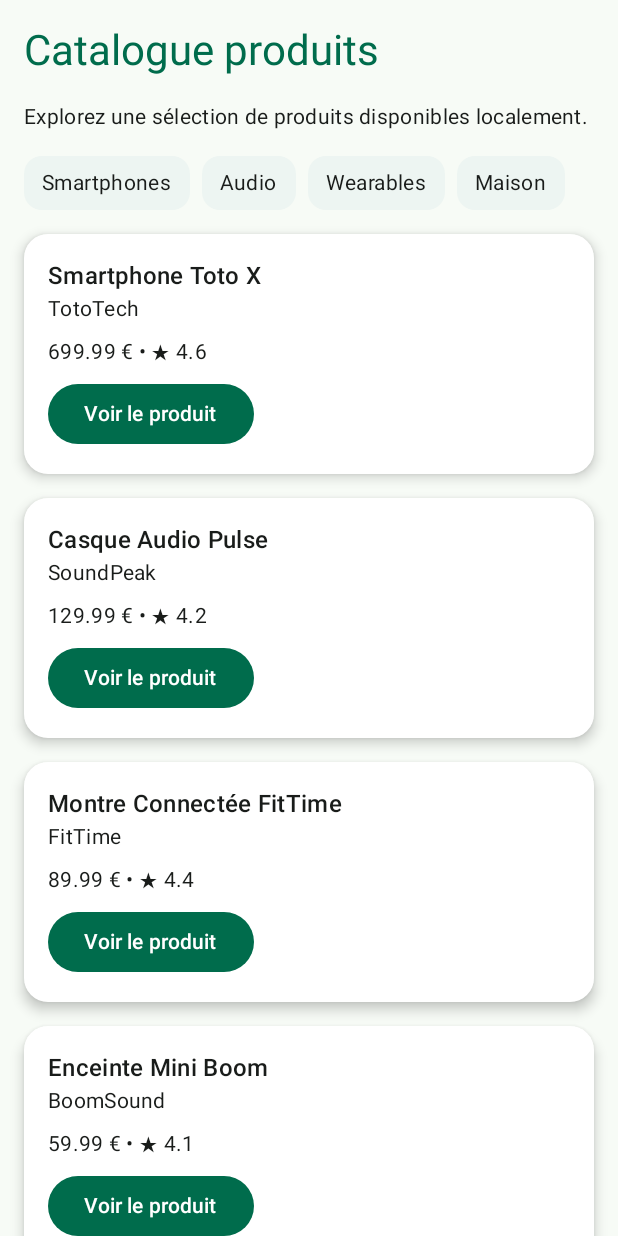
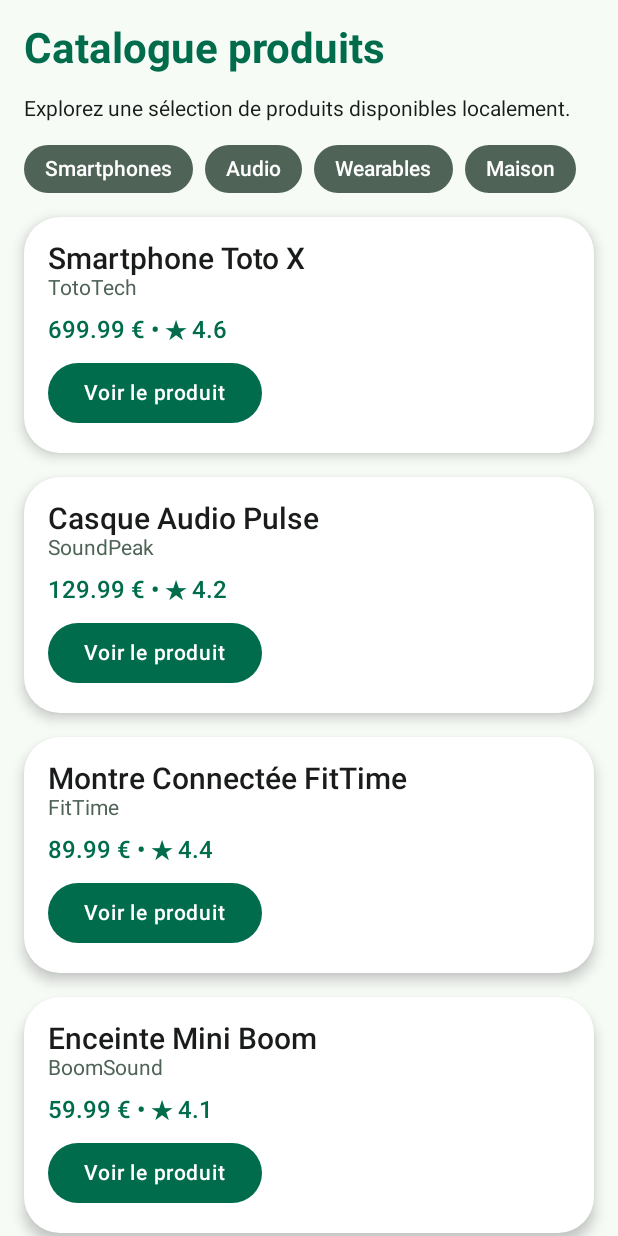
Before and after one commit to mlvn97/product-explorer, an Android app built with Jetpack Compose: the screen it shows after launch (MainActivity), on a phone screen of 412 x 824 dp. Run offline under Robolectric (Android 15) with nearby library versions, the phone set to English and light mode, and no system bars.

Commit message:
TP 7: terminé

```diff
--- a/app/src/main/java/com/example/productexplorer/MainActivity.kt
+++ b/app/src/main/java/com/example/productexplorer/MainActivity.kt
@@ -160,12 +160,14 @@ fun ProductQuickInfoRow(
 fun CategoryChip(label: String, modifier: Modifier = Modifier) {
   Surface(
     modifier = modifier,
-    shape = MaterialTheme.shapes.medium,
-    tonalElevation = 2.dp) {
+    shape = MaterialTheme.shapes.extraLarge,
+    color = MaterialTheme.colorScheme.secondary,
+    contentColor = MaterialTheme.colorScheme.onPrimary
+  ) {
     Text(
       text = label,
-      modifier = Modifier.padding(horizontal = 12.dp, vertical = 8.dp),
-      style = MaterialTheme.typography.bodyMedium
+      modifier = Modifier.padding(horizontal = 14.dp, vertical = 8.dp),
+      style = MaterialTheme.typography.labelLarge
     )
   }
 }
@@ -424,16 +426,19 @@ fun ProductListItem(
     Column(modifier = Modifier.padding(16.dp)) {
       Text(
         text = product.title,
-        style = MaterialTheme.typography.titleMedium
+        style = MaterialTheme.typography.titleLarge,
+        color = MaterialTheme.colorScheme.onSurface
       )
       Text(
         text = product.brand,
-        style = MaterialTheme.typography.bodyMedium
+        style = MaterialTheme.typography.bodyMedium,
+        color = MaterialTheme.colorScheme.secondary
       )
       Spacer(modifier = Modifier.height(8.dp))
       Text(
         text = "${product.price} € • ★ ${product.rating}",
-        style = MaterialTheme.typography.bodyMedium
+        style = MaterialTheme.typography.titleMedium,
+        color = MaterialTheme.colorScheme.primary
       )
       Spacer(modifier = Modifier.height(8.dp))
       Button(onClick = onClick) {
@@ -604,3 +609,14 @@ fun ProductCatalogScreenPreview() {
     )
   }
 }
+
+@Preview(showBackground = true, name = "Catalogue - Dark Theme")
+@Composable
+fun ProductCatalogScreenDarkPreview() {
+  ProductExplorerTheme(darkTheme = true) {
+    ProductCatalogScreen(
+      products = sampleProducts(),
+      onProductClick = {}
+    )
+  }
+}
--- a/app/src/main/java/com/example/productexplorer/ui/theme/Theme.kt
+++ b/app/src/main/java/com/example/productexplorer/ui/theme/Theme.kt
@@ -3,7 +3,9 @@ package com.example.productexplorer.ui.theme
 import android.app.Activity
 import android.os.Build
 import androidx.compose.foundation.isSystemInDarkTheme
+import androidx.compose.foundation.shape.RoundedCornerShape
 import androidx.compose.material3.MaterialTheme
+import androidx.compose.material3.Shapes
 import androidx.compose.material3.darkColorScheme
 import androidx.compose.material3.dynamicDarkColorScheme
 import androidx.compose.material3.dynamicLightColorScheme
@@ -11,6 +13,7 @@ import androidx.compose.material3.lightColorScheme
 import androidx.compose.runtime.Composable
 import androidx.compose.ui.graphics.Color
 import androidx.compose.ui.platform.LocalContext
+import androidx.compose.ui.unit.dp
 
 private val DarkColorScheme = darkColorScheme(
   primary = Color(0xFF7DDBB0),
@@ -32,6 +35,13 @@ private val LightColorScheme = lightColorScheme(
   onSurface = Color(0xFF191C1A)
 )
 
+private val ProductShapes = Shapes(
+  small = RoundedCornerShape(8.dp),
+  medium = RoundedCornerShape(16.dp),
+  large = RoundedCornerShape(24.dp),
+  extraLarge = RoundedCornerShape(32.dp)
+)
+
 @Composable
 fun ProductExplorerTheme(
   darkTheme: Boolean = isSystemInDarkTheme(),
@@ -44,7 +54,8 @@ fun ProductExplorerTheme(
   }
   MaterialTheme(
     colorScheme = colorScheme,
-    typography = Typography,
+    typography = ProductTypography,
+    shapes = ProductShapes,
     content = content
   )
 }
--- a/app/src/main/java/com/example/productexplorer/ui/theme/Type.kt
+++ b/app/src/main/java/com/example/productexplorer/ui/theme/Type.kt
@@ -32,3 +32,31 @@ val Typography = Typography(
     )
     */
 )
+
+val ProductTypography = Typography(
+  headlineMedium = TextStyle(
+    fontSize = 28.sp,
+    lineHeight = 34.sp,
+    fontWeight = FontWeight.Bold
+  ),
+  titleLarge = TextStyle(
+    fontSize = 20.sp,
+    lineHeight = 26.sp,
+    fontWeight = FontWeight.SemiBold
+  ),
+  titleMedium = TextStyle(
+    fontSize = 16.sp,
+    lineHeight = 22.sp,
+    fontWeight = FontWeight.SemiBold
+  ),
+  bodyMedium = TextStyle(
+    fontSize = 14.sp,
+    lineHeight = 20.sp,
+    fontWeight = FontWeight.Normal
+  ),
+  labelLarge = TextStyle(
+    fontSize = 14.sp,
+    lineHeight = 18.sp,
+    fontWeight = FontWeight.Medium
+  )
+)
```
